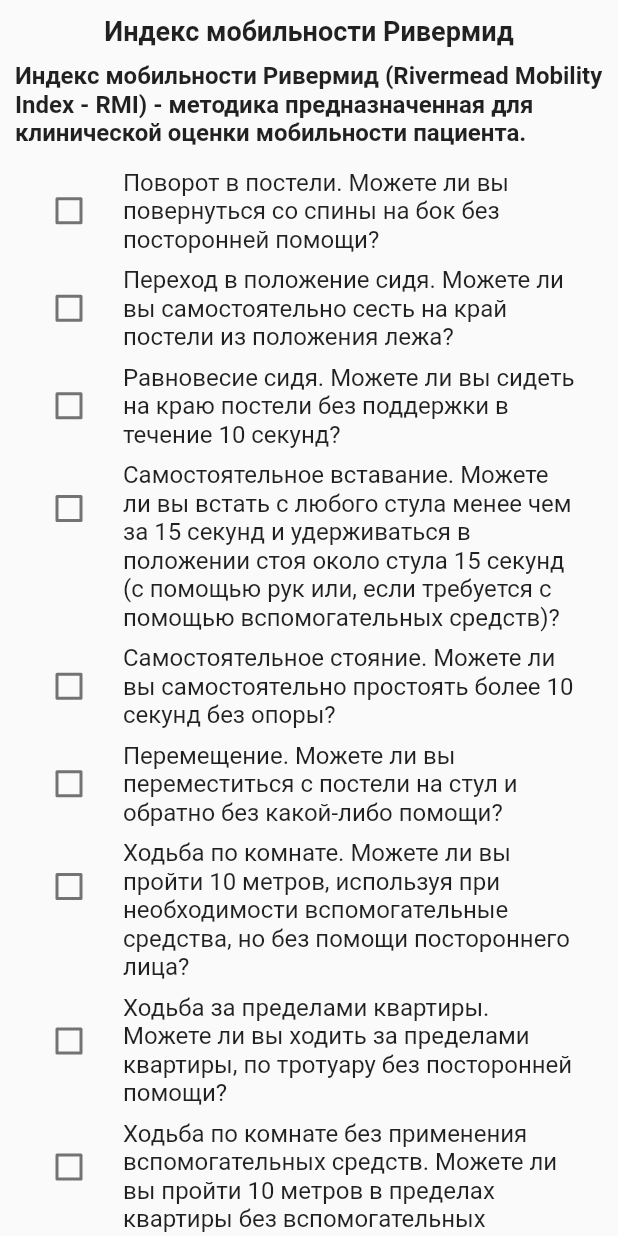
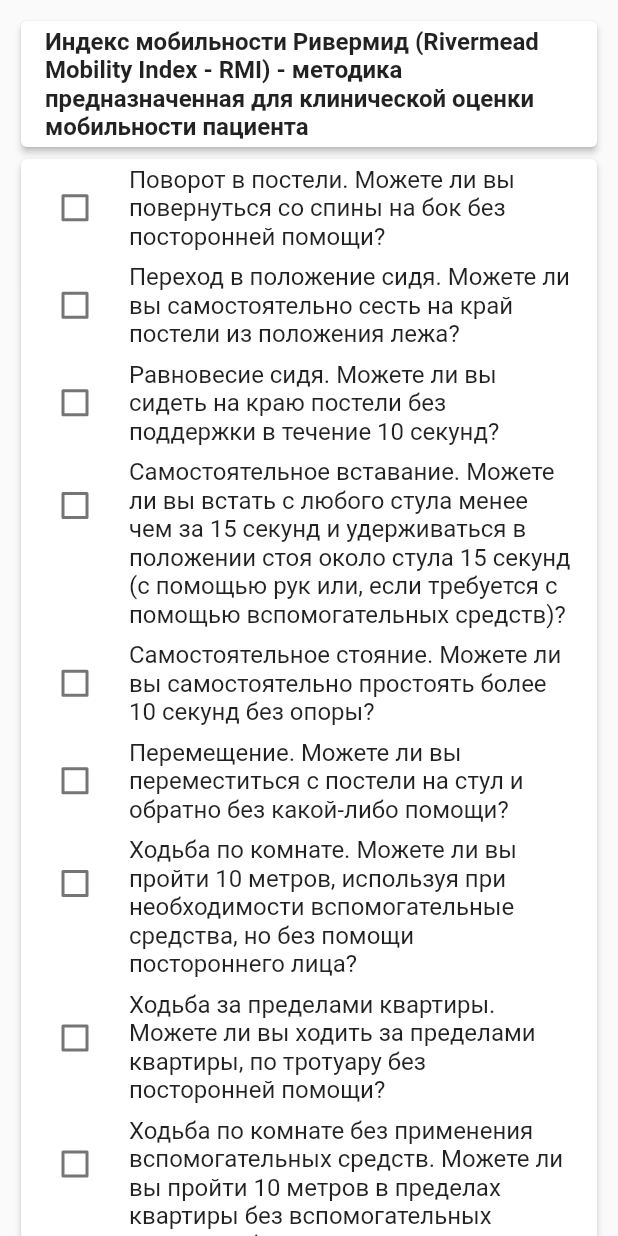
Before and after one commit to lyahoff/RehabilitologyApp, a Flutter app: what rivermeadLogic() shows on an empty page, opened directly, on a phone screen of 412 x 824 dp. Run offline on Flutter 3.47's test engine with Material 2 defaults, Android fonts, the light colour scheme and no system bars.

Commit message:
rivermead now inside Card widget

```diff
--- a/lib/rivermead.dart
+++ b/lib/rivermead.dart
@@ -79,22 +79,19 @@
     return ListView(
       padding: EdgeInsets.all(10),
       children: [
-        const Text(
-          'Индекс мобильности Ривермид',
-          textAlign: TextAlign.center,
-          style: TextStyle(fontSize: 18, fontWeight: FontWeight.bold),
+        Card(
+          elevation: 2,
+          child: ListTile(
+            title: Text(
+              'Индекс мобильности Ривермид (Rivermead Mobility Index - RMI) - методика предназначенная для клинической оценки мобильности пациента',
+              style: TextStyle(fontWeight: FontWeight.bold),
             ),
-        const SizedBox(
-          height: 10,
           ),
-        const Text(
-          'Индекс мобильности Ривермид (Rivermead Mobility Index - RMI) - методика предназначенная для клинической оценки мобильности пациента.',
-          textAlign: TextAlign.start,
-          style: TextStyle(fontSize: 16, fontWeight: FontWeight.bold),
         ),
-        SizedBox(
-          height: 10,
-        ),
+        Card(
+          elevation: 2,
+          child: Column(
+            children: [
               CheckboxListTile(
                   controlAffinity: ListTileControlAffinity.leading,
                   title: Text(
@@ -305,10 +302,17 @@
                       }
                     });
                   }),
+            ],
+          ),
+        ),
+        Card(
+          elevation: 2,
+          child: Column(children: [
             SizedBox(
-          height: 20,
+              height: 5,
             ),
-        resultRevermead(
+            ListTile(
+              title: resultRevermead(
                   _rivermeadResult,
                   _rivermeadResult1,
                   _rivermeadResult2,
@@ -325,8 +329,11 @@
                   _rivermeadResult13,
                   _rivermeadResult14,
                   _rivermeadResult15),
+            ),
             SizedBox(
-          height: 20,
+              height: 5,
+            ),
+          ]),
         ),
       ],
     );
@@ -369,6 +376,6 @@
   return Text(
     'Индекс мобильности составляет $_rivermeadResult',
     textAlign: TextAlign.start,
-    style: TextStyle(fontSize: 18, fontWeight: FontWeight.bold),
+    style: TextStyle(fontWeight: FontWeight.bold),
   );
 }
```
Lines whose indentation alone changed are shown as unchanged.
